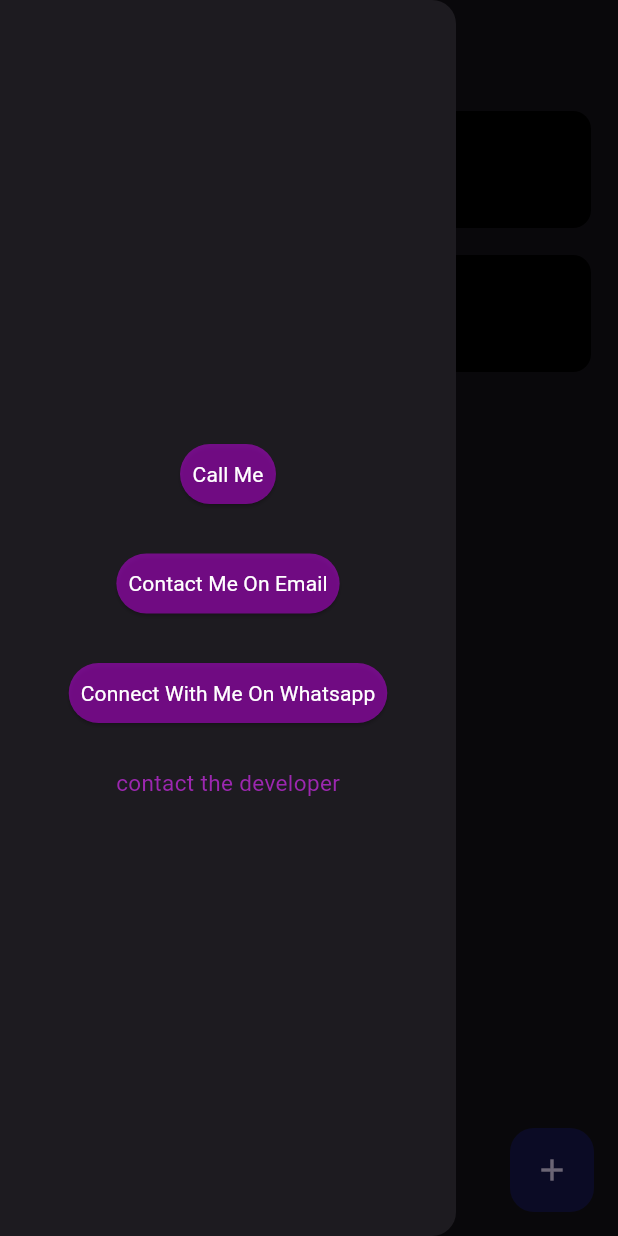
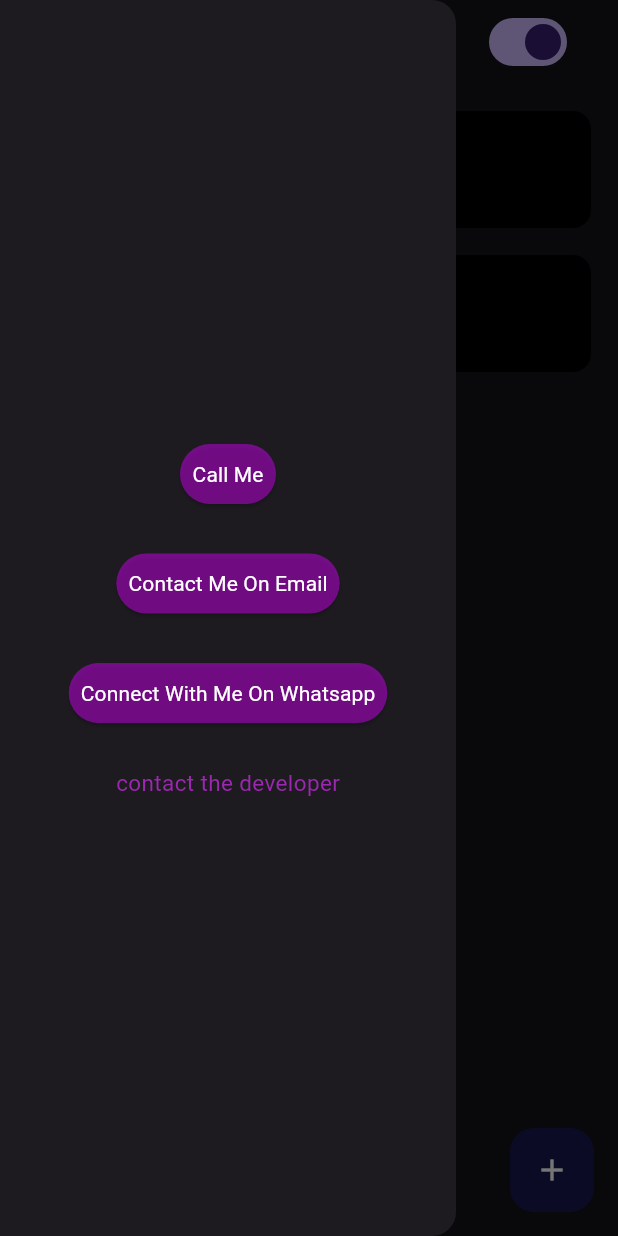
Before and after one commit to BlessingLuphahla/flutter-to-do-app, a Flutter app: the screen it shows after launch, with the side drawer open, on a phone screen of 412 x 824 dp. Run offline on Flutter 3.47's test engine with Material 3 defaults, Android fonts, the phone set to English and light mode, and no system bars; drawn by our look-alikes of flutter_slidable; our stand-ins replace hive_flutter; accounts and stored records are empty.

Commit message:
setting up light theme switch

```diff
--- a/lib/main.dart
+++ b/lib/main.dart
@@ -3,23 +3,35 @@ import 'package:to_do_app/pages/home_page.dart';
 import 'package:hive_flutter/hive_flutter.dart';
 
 void main() async {
-// initialise the hive
+  // Initialize Hive
   await Hive.initFlutter();
+  await Hive.openBox('ToDoBox');
 
- await Hive.openBox('ToDoBox');
-
-  runApp(const MyApp());
+  runApp(MyApp());
 }
 
-class MyApp extends StatelessWidget {
+class MyApp extends StatefulWidget {
   const MyApp({super.key});
+
+  @override
+  State<MyApp> createState() => _MyAppState();
+}
+
+class _MyAppState extends State<MyApp> {
+  bool isDarkMode = true; // Default theme is dark
+
+  void toggleTheme(bool value) {
+    setState(() {
+      isDarkMode = value;
+    });
+  }
 
   @override
   Widget build(BuildContext context) {
     return MaterialApp(
       debugShowCheckedModeBanner: false,
-      theme: ThemeData.dark(),
-      home: const HomePage(),
+      theme: isDarkMode ? ThemeData.dark() : ThemeData.light(),
+      home: HomePage(toggleTheme: toggleTheme, isDarkMode: isDarkMode),
     );
   }
 }
--- a/lib/pages/home_page.dart
+++ b/lib/pages/home_page.dart
@@ -6,7 +6,11 @@ import 'package:to_do_app/data/to_do_database.dart';
 import 'package:hive_flutter/hive_flutter.dart';
 
 class HomePage extends StatefulWidget {
-  const HomePage({super.key});
+  final Function(bool) toggleTheme;
+  final bool isDarkMode;
+
+  const HomePage(
+      {super.key, required this.toggleTheme, required this.isDarkMode});
 
   @override
   HomePageState createState() => HomePageState();
@@ -54,6 +58,7 @@ class HomePageState extends State<HomePage> {
         context: context,
         builder: (context) {
           return DialogBox(
+            isDarkMode: widget.isDarkMode,
             hintText: 'Add new Task',
             controller: _controller,
             onSaved: saveNewTask,
@@ -78,6 +83,7 @@ class HomePageState extends State<HomePage> {
         context: context,
         builder: (context) {
           return DialogBox(
+            isDarkMode: widget.isDarkMode,
             hintText: 'Edit Task',
             controller: _editController,
             onSaved: () => {
@@ -101,21 +107,34 @@ class HomePageState extends State<HomePage> {
       drawer: const ReddDrawer(),
       floatingActionButton: FloatingActionButton(
         onPressed: createNewTask,
-        backgroundColor: const Color.fromRGBO(24, 24, 80, 1),
+        backgroundColor: widget.isDarkMode
+            ? const Color.fromRGBO(24, 24, 80, 1)
+            : Colors.white,
         elevation: 0,
-        child: const Icon(
+        child: Icon(
           Icons.add,
+          color: widget.isDarkMode ? Colors.white : Colors.black,
         ),
       ),
       appBar: AppBar(
         title: const Text('REDD AXE'),
         centerTitle: true,
         elevation: 0,
+        actions: [
+          Switch(
+            value: widget.isDarkMode,
+            onChanged: widget.toggleTheme,
+          ),
+          SizedBox(
+            width: 30,
+          )
+        ],
       ),
       body: ListView.builder(
         itemCount: db.toDoList.length,
         itemBuilder: (_, index) {
           return ToDoTile(
+            isDarkMode: widget.isDarkMode,
             taskName: db.toDoList[index][0],
             taskCompleted: db.toDoList[index][1],
             onChanged: (value) => checkBoxChanged(value, index),
```
Also changed, not shown: lib/utils/dialog_box.dart (+16 -7 lines).
